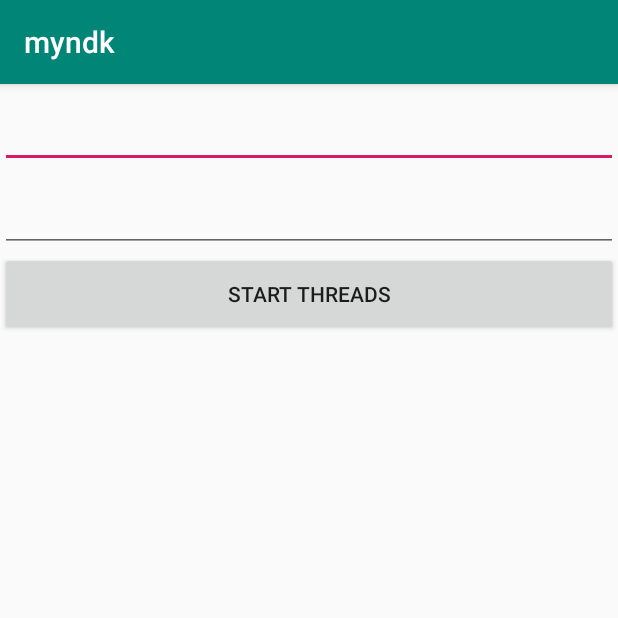
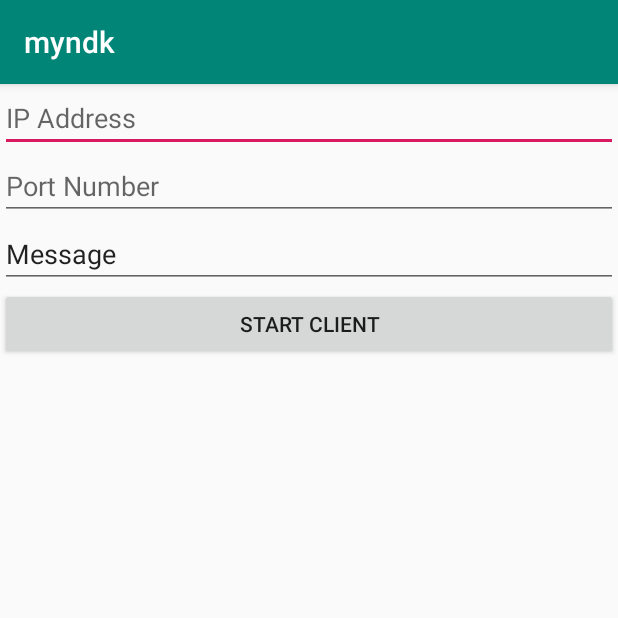
Before and after one commit to linbaosheng/myndk, an Android app: the screen it shows after launch (ActivityJniThread before the commit, EchoClientActivity after it), on a phone screen of 412 x 824 dp, the top half of it. Run offline under Robolectric (Android 15) with nearby library versions, the phone set to English and light mode, and no system bars; 1 statement that could not run was skipped.

Commit message:
测试提交

```diff
--- /dev/null
+++ b/app/src/main/java/com/demo/lbs/myndk/EchoClientActivity.java
@@ -0,0 +1,71 @@
+package com.demo.lbs.myndk;
+
+import android.os.Bundle;
+import android.text.TextUtils;
+import android.widget.EditText;
+import org.jetbrains.annotations.Nullable;
+
+public class EchoClientActivity extends AbstractEchoActivity{
+    /**IP地址*/
+    private EditText ipEdit;
+    /**消息编辑*/
+    private EditText messageEdit;
+
+    public EchoClientActivity() {
+        super(R.layout.activity_echo_client);
+    }
+
+    @Override
+    protected void onCreate(@Nullable Bundle savedInstanceState) {
+        super.onCreate(savedInstanceState);
+
+        ipEdit = findViewById(R.id.ip_edit);
+        messageEdit = findViewById(R.id.message_edit);
+    }
+
+    @Override
+    public void onStartButtonClicked() {
+        String ip = ipEdit.getText().toString();
+        Integer port = getPort();
+        String message = messageEdit.getText().toString();
+
+        if (!TextUtils.isEmpty(ip) && !TextUtils.isEmpty(message)){
+            ClientTask clientTask = new ClientTask(ip,port,message);
+            clientTask.start();
+        }
+    }
+
+    /**
+     * 根据给定服务器IP地址和端口号启动TCP客户端，并且发送给定消息
+     * @param ip
+     * @param port
+     * @param message
+     * @throws Exception
+     */
+    private native void nativestartTcpClient(String ip,int port,String message) throws Exception;
+
+    private class ClientTask extends AbstractEchoTask{
+        private final String ip;
+
+        private final int port;
+
+        private final String message;
+        public ClientTask(String ip,int port,String message){
+            this.ip = ip;
+            this.port = port;
+            this.message = message;
+        }
+        @Override
+        protected void onBackground() {
+            logMessage("Dtarting client.");
+
+            try {
+                nativestartTcpClient(ip,port,message);
+            } catch (Exception e) {
+                e.printStackTrace();
+            }
+
+            logMessage("Client terminated.");
+        }
+    }
+}
--- /dev/null
+++ b/app/src/main/res/layout/activity_echo_client.xml
@@ -0,0 +1,43 @@
+<?xml version="1.0" encoding="utf-8"?>
+<LinearLayout xmlns:android="http://schemas.android.com/apk/res/android"
+              android:layout_width="match_parent"
+              android:layout_height="match_parent"
+              android:orientation="vertical"
+>
+    <EditText
+            android:id="@+id/ip_edit"
+            android:layout_width="match_parent"
+            android:layout_height="wrap_content"
+            android:hint="@string/ip_edit"
+    >
+        <requestFocus/>
+    </EditText>
+    <EditText
+            android:id="@+id/port_edit"
+            android:layout_width="match_parent"
+            android:layout_height="wrap_content"
+            android:hint="@string/port_edit"
+            android:inputType="number"
+    />
+    <EditText
+            android:id="@+id/message_edit"
+            android:layout_width="match_parent"
+            android:layout_height="wrap_content"
+            android:text="@string/message_edit"
+    />
+    <Button android:layout_width="match_parent"
+              android:layout_height="wrap_content"
+              android:id="@+id/start_button"
+              android:text="@string/start_client_button"
+    />
+    <ScrollView android:layout_width="match_parent"
+                android:layout_height="0dp"
+                android:layout_weight="1"
+                android:id="@+id/log_scroll"
+    >
+        <TextView android:layout_width="match_parent"
+                  android:layout_height="wrap_content"
+                  android:id="@+id/log_view"
+        />
+    </ScrollView>
+</LinearLayout>
--- a/app/src/main/res/values/strings.xml
+++ b/app/src/main/res/values/strings.xml
@@ -1,3 +1,14 @@
 <resources>
     <string name="app_name">myndk</string>
+    <string name="title_activity_echo_server">Echo Server</string>
+    <string name="port_edit">Port Number</string>
+    <string name="start_server_button">Start Server</string>
+    <string name="title_activity_echo_client">Echo Client</string>
+    <string name="ip_edit">IP Address</string>
+    <string name="start_client_button">Start Client</string>
+    <string name="send_button">Send</string>
+    <string name="message_edit">Message</string>
+    <string name="title_activity_local_echo">Local Echo</string>
+    <string name="local_port_edit">Port Name</string>
+
 </resources>
```
Also changed, not shown: app/src/main/AndroidManifest.xml (+18 -3 lines), app/src/main/java/com/demo/lbs/myndk/AbstractEchoActivity.kt (added, +106 -0 lines), app/src/main/java/com/demo/lbs/myndk/EchoServerActivity.java (added, +51 -0 lines), app/src/main/java/com/demo/lbs/myndk/KotlinDemo.kt (added, +26 -0 lines), app/src/main/res/layout/activity_echo_server.xml (added, +34 -0 lines), 9 other files.
